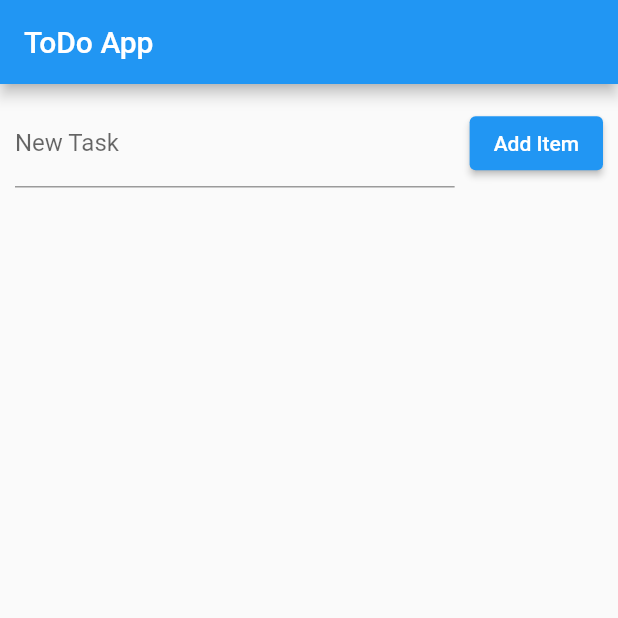
After one commit to erdemhalil/1DV535-Flutter, a Flutter app: the ToDoScreen screen opened directly, on a phone screen of 412 x 824 dp, the top half of it. The commit adds this screen. Run offline on Flutter 3.47's test engine with Material 2 defaults, Android fonts, the phone set to English and light mode, and no system bars; our stand-ins replace google_fonts.

Commit message:
Add ToDo App

```diff
--- /dev/null
+++ b/flutter_course/lib/assignment2.dart
@@ -0,0 +1,100 @@
+import 'package:flutter/material.dart';
+
+void main() {
+  runApp(const MyApp());
+}
+
+class MyApp extends StatelessWidget {
+  const MyApp({super.key});
+
+  @override
+  Widget build(BuildContext context) {
+    return MaterialApp(
+      title: 'ToDo App',
+      theme: ThemeData(
+        primarySwatch: Colors.blue,
+      ),
+      home: const ToDoScreen(),
+    );
+  }
+}
+
+class ToDoScreen extends StatefulWidget {
+  const ToDoScreen({super.key});
+
+  @override
+  _ToDoScreenState createState() => _ToDoScreenState();
+}
+
+class _ToDoScreenState extends State<ToDoScreen> {
+  List<String> tasks = [];
+
+  TextEditingController textController = TextEditingController();
+
+  void addTask() {
+    String task = textController.text;
+    if (task.isNotEmpty) {
+      setState(() {
+        tasks.add(task);
+        textController.clear();
+      });
+    }
+  }
+
+  void removeTask(int index) {
+    String removedTask = tasks.removeAt(index);
+    setState(() {
+      if (textController.text == removedTask) {
+        textController.clear();
+      }
+    });
+  }
+
+  @override
+  Widget build(BuildContext context) {
+    return Scaffold(
+      appBar: AppBar(
+        title: const Text('ToDo App'),
+      ),
+      body: Container(
+        alignment: Alignment.topCenter,
+        child: Column(
+          children: [
+            Padding(
+              padding: const EdgeInsets.all(10.0),
+              child: Row(
+                children: [
+                  Expanded(
+                    child: TextField(
+                      controller: textController,
+                      decoration: const InputDecoration(
+                        labelText: 'New Task',
+                      ),
+                      onSubmitted: (_) => addTask(),
+                    ),
+                  ),
+                  const SizedBox(width: 10.0),
+                  ElevatedButton(
+                    onPressed: addTask,
+                    child: const Text('Add Item'),
+                  ),
+                ],
+              ),
+            ),
+            Expanded(
+              child: ListView.builder(
+                itemCount: tasks.length,
+                itemBuilder: (BuildContext context, int index) {
+                  return ListTile(
+                    title: Text(tasks[index]),
+                    onTap: () => removeTask(index),
+                  );
+                },
+              ),
+            ),
+          ],
+        ),
+      ),
+    );
+  }
+}
```
Also changed, not shown: flutter_course/lib/assignment1.dart (line endings or trailing spaces).
